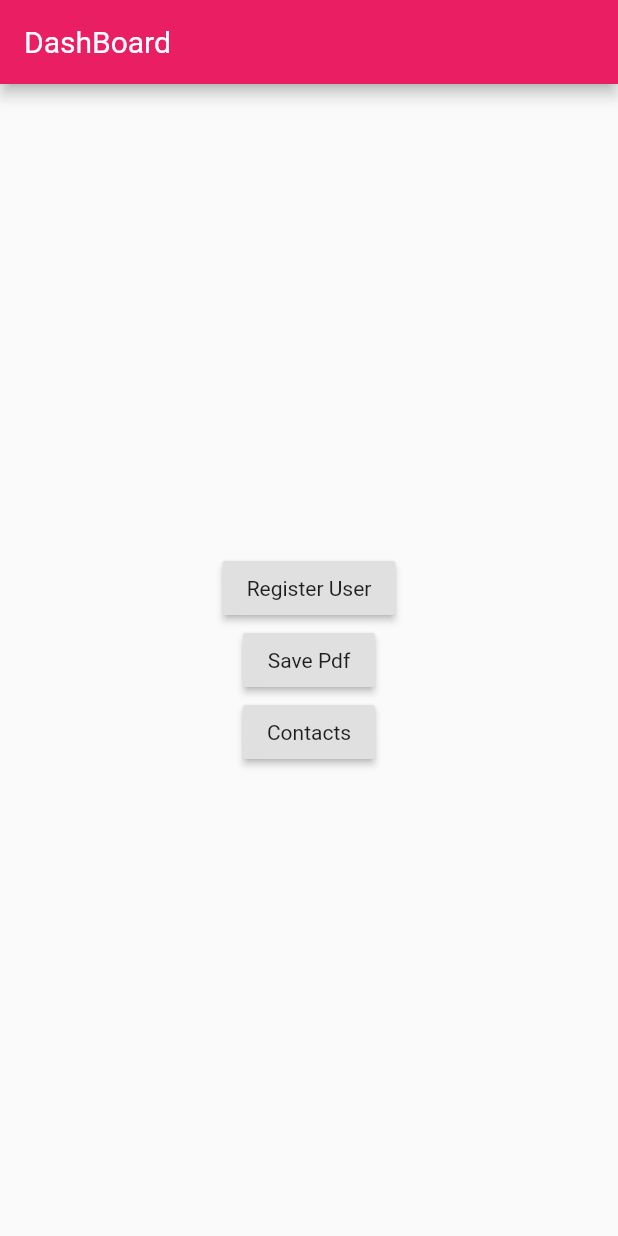
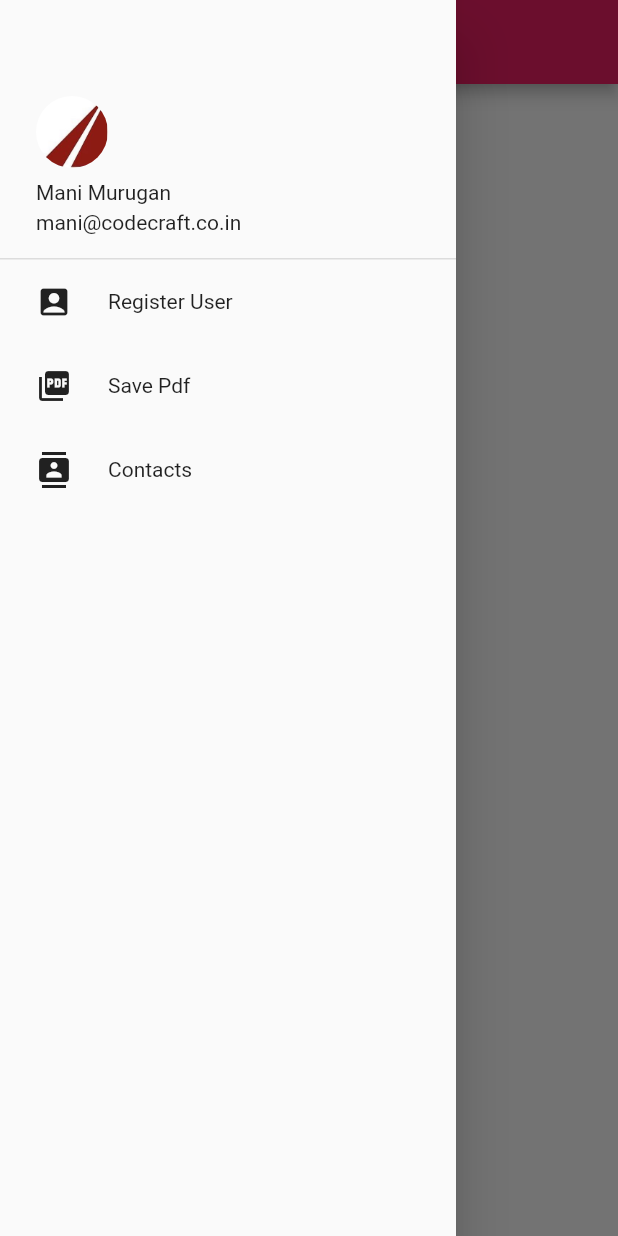
Before and after one commit to ManiCodeCraft/Samples, a Flutter app: the screen it shows after launch, with the side drawer open (before the commit the screen has no drawer), on a phone screen of 412 x 824 dp. Run offline on Flutter 3.47's test engine with Material 2 defaults, Android fonts, the phone set to English and light mode, and no system bars; our stand-ins replace email_validator, pdf, sqflite; missing offline and left inert: encrypt, flutter_full_pdf_viewer; accounts and stored records are empty; project files that could hold a hidden picture were left out.

Commit message:
added navigation drawer

```diff
--- a/lib/contact_list/contact_screen.dart
+++ b/lib/contact_list/contact_screen.dart
@@ -11,9 +11,9 @@ class ContactListScreen extends StatelessWidget {
     final ContactRepo bloc = BlocProvider.of<ContactRepo>(context);
     bloc.fetchContact();
     return Scaffold(
-        appBar: AppBar(
+        /*appBar: AppBar(
           title: Text(Strings.CONTACTS),
-        ),
+        ),*/
         body: StreamBuilder<List<Contact>>(
           stream: bloc.contactStream,
           builder:
--- a/lib/dashboard.dart
+++ b/lib/dashboard.dart
@@ -2,7 +2,13 @@ import 'dart:convert';
 
 import 'package:flutter/material.dart';
 import 'package:flutter/services.dart';
+import 'package:flutter_app/bloc_provider.dart';
+import 'package:flutter_app/contact_list/contact_screen.dart';
+import 'package:flutter_app/drawer_bloc.dart';
+import 'package:flutter_app/drawer_layout.dart';
+import 'package:flutter_app/registration/register_user.dart';
 import 'package:flutter_app/save_pdf/save_data_repo.dart';
+import 'package:flutter_app/save_pdf/save_pdf_data.dart';
 import 'package:flutter_app/user.dart';
 import 'package:flutter_app/utility/constants.dart';
 import 'package:flutter_app/utility/strings.dart';
@@ -12,11 +18,29 @@ class DashboardScreen extends StatelessWidget {
 
   @override
   Widget build(BuildContext context) {
+    final DrawerBloc bloc = BlocProvider.of<DrawerBloc>(context);
     return Scaffold(
         appBar: AppBar(
-        title: Text(Strings.DASHBOARD),
+          title: StreamBuilder<String>(
+              stream: bloc.currentPageStream,
+              initialData: 'Home',
+              builder: (BuildContext context, AsyncSnapshot<String> snapshot) {
+                if (snapshot.hasData) {
+                  switch (snapshot.data) {
+                    case Strings.REGISTER_USER:
+                    case Strings.CONTACTS:
+                      return Text(snapshot.data);
+                      break;
+                    default:
+                      return Text(Strings.DASHBOARD);
+                  }
+                } else {
+                  return Text(Strings.DASHBOARD);
+                }
+              }),
         ),
-      body: Center(
+        /*drawer: Drawer(
+          child: Center(
             child: Column(
               mainAxisAlignment: MainAxisAlignment.center,
               crossAxisAlignment: CrossAxisAlignment.center,
@@ -24,12 +48,14 @@ class DashboardScreen extends StatelessWidget {
                 RaisedButton(
                   child: Text(Strings.REGISTER_USER),
                   onPressed: () {
+                    Navigator.of(context).pop();
                     Navigator.pushNamed(context, Constants.REGISTER_USER_ROUTE);
                   },
                 ),
                 RaisedButton(
                   child: Text(Strings.SAVE_PDF),
                   onPressed: () async {
+                    Navigator.of(context).pop();
                     final List<PolicyIdCard> idList =
                         await repo.getDbData('0401-27-2001-67006');
                     if (idList.isNotEmpty) {
@@ -45,16 +71,44 @@ class DashboardScreen extends StatelessWidget {
                 RaisedButton(
                   child: Text(Strings.CONTACTS),
                   onPressed: () {
+                    Navigator.of(context).pop();
                     Navigator.pushNamed(context, Constants.CONTACT_LIST_ROUTE);
                   },
                 )
               ],
             ),
           ),
+        ),*/
+        drawer: DrawerLayout(),
+        body: StreamBuilder<String>(
+          stream: bloc.currentPageStream,
+          initialData: 'Home',
+          builder: (BuildContext context, AsyncSnapshot<String> snapshot) {
+            if (snapshot.hasData) {
+              switch (snapshot.data) {
+                case Strings.REGISTER_USER:
+                  return RegisterUser();
+                  break;
+                case Strings.CONTACTS:
+                  return ContactListScreen();
+                  break;
+                default:
+                  return _getDefaultLayout();
+              }
+            } else {
+              return _getDefaultLayout();
+            }
+          },
+        ));
+  }
+
+  Widget _getDefaultLayout() {
+    return const Center(
+      child: Text('Home page'),
     );
   }
 
-  Future<bool> _showAlert(BuildContext context) async {
+ /* Future<bool> _showAlert(BuildContext context) async {
     return showDialog(
         context: context,
         builder: (BuildContext context) {
@@ -97,5 +151,5 @@ class DashboardScreen extends StatelessWidget {
         imageString);
     await repo.insertToDb(idCard);
     Navigator.pushNamed(context, Constants.SAVE_PDF_ROUTE, arguments: idCard);
+  }*/
 }
-}
--- /dev/null
+++ b/lib/drawer_bloc.dart
@@ -0,0 +1,18 @@
+import 'dart:async';
+
+import 'package:flutter_app/bloc.dart';
+
+class DrawerBloc implements Bloc {
+  final StreamController<String> _controller = StreamController<String>.broadcast();
+
+  Stream<String> get currentPageStream => _controller.stream;
+
+  void updatePage(String selectedPage) {
+    _controller.sink.add(selectedPage);
+  }
+
+  @override
+  void dispose() {
+    _controller.close();
+  }
+}
--- /dev/null
+++ b/lib/drawer_layout.dart
@@ -0,0 +1,160 @@
+import 'dart:convert';
+
+import 'package:flutter/material.dart';
+import 'package:flutter/services.dart';
+import 'package:flutter_app/save_pdf/save_data_repo.dart';
+import 'package:flutter_app/user.dart';
+import 'package:flutter_app/utility/constants.dart';
+import 'package:flutter_app/utility/strings.dart';
+
+import 'bloc_provider.dart';
+import 'drawer_bloc.dart';
+
+typedef DrawerItemTap = void Function();
+
+class DrawerLayout extends StatelessWidget {
+  final SaveDataRepo repo = SaveDataRepo();
+
+  @override
+  Widget build(BuildContext context) {
+    final DrawerBloc bloc = BlocProvider.of<DrawerBloc>(context);
+    return Drawer(
+      child: Column(
+        children: <Widget>[
+          _getHeader(),
+          Container(
+            height: 1,
+            color: Colors.black12,
+          ),
+          _getDrawerItem(Icons.account_box, Strings.REGISTER_USER, () {
+            Navigator.of(context).pop();
+           bloc.updatePage(Strings.REGISTER_USER);
+          }),
+          _getDrawerItem(
+            Icons.picture_as_pdf,
+            Strings.SAVE_PDF,
+            () async {
+              Navigator.of(context).pop();
+              final List<PolicyIdCard> idList =
+                  await repo.getDbData('0401-27-2001-67006');
+              if (idList.isNotEmpty) {
+                Navigator.pushNamed(context, Constants.SAVE_PDF_ROUTE,
+                    arguments: idList.first);
+              } else {
+                if (await _showAlert(context)) {
+                  await _insertToDb(context);
+                }
+              }
+            },
+          ),
+          _getDrawerItem(Icons.contacts, Strings.CONTACTS, () {
+            Navigator.of(context).pop();
+            bloc.updatePage(Strings.CONTACTS);
+          }),
+        ],
+      ),
+    );
+  }
+
+  Widget _getHeader() {
+    return Row(
+        // padding: const EdgeInsets.fromLTRB(0, 64, 0, 16),
+        children: <Widget>[
+          Padding(
+            padding: const EdgeInsets.fromLTRB(24, 64, 0, 16),
+            child: Column(
+              crossAxisAlignment: CrossAxisAlignment.start,
+              children: <Widget>[
+                Container(
+                  height: 48,
+                  width: 48,
+                  decoration: const BoxDecoration(
+                      shape: BoxShape.circle,
+                      image: DecorationImage(
+                        image: AssetImage(
+                          'images/logo.jpg',
+                        ),
+                      )),
+                ),
+                /*Image.asset(
+                  'images/mani_pic.png',
+                  height: 48,
+                  width: 48,
+                ),*/
+                const SizedBox(
+                  height: 8,
+                ),
+                const Text('Mani Murugan'),
+                const SizedBox(
+                  height: 4,
+                ),
+                const Text('mani@codecraft.co.in')
+              ],
+            ),
+          ),
+        ]);
+  }
+
+  Widget _getDrawerItem(IconData icon, String title, DrawerItemTap onTap) {
+    return GestureDetector(
+      child: Padding(
+        padding: const EdgeInsets.fromLTRB(24, 16, 0, 16),
+        child: Row(
+          children: <Widget>[
+            Icon(icon),
+            const SizedBox(
+              width: 24,
+            ),
+            Text(title)
+          ],
+        ),
+      ),
+      onTap: onTap,
+    );
+  }
+
+  Future<bool> _showAlert(BuildContext context) async {
+    return showDialog(
+        context: context,
+        builder: (BuildContext context) {
+          return AlertDialog(
+            title: const Text('ID card is not dowloaded yet'),
+            content: const Text('Would you like to download ?'),
+            actions: <Widget>[
+              FlatButton(
+                child: const Text('Yes'),
+                onPressed: () {
+                  Navigator.of(context).pop(true);
+                },
+              ),
+              FlatButton(
+                child: const Text('No'),
+                onPressed: () {
+                  Navigator.of(context).pop(false);
+                },
+              )
+            ],
+          );
+        });
+  }
+
+  Future<void> _insertToDb(BuildContext context) async {
+    final ByteData image = await rootBundle.load('images/logo.jpg');
+    final String imageString = base64Encode(image.buffer.asUint8List());
+    // print(imageString);
+    final PolicyIdCard idCard = PolicyIdCard(
+        '0401-27-2001-67006',
+        'COROLLA',
+        'TOYOTA',
+        2009,
+        'REYNA REYNOSA',
+        '5700 Cowles Mountain Blvd #E141\nLa Mesa CA 91942',
+        '08/07/2019',
+        '02/07/2020',
+        'JTDBL40EX9J022713',
+        'NAIC #38342',
+        imageString);
+    await repo.insertToDb(idCard);
+    Navigator.pushNamed(context, Constants.SAVE_PDF_ROUTE, arguments: idCard);
+  }
+}
--- a/lib/main.dart
+++ b/lib/main.dart
@@ -3,6 +3,7 @@ import 'package:flutter_app/bloc_provider.dart';
 import 'package:flutter_app/contact_list/contact_repo.dart';
 import 'package:flutter_app/contact_list/contact_screen.dart';
 import 'package:flutter_app/dashboard.dart';
+import 'package:flutter_app/drawer_bloc.dart';
 import 'package:flutter_app/registration/register_user.dart';
 import 'package:flutter_app/save_pdf/save_pdf_data.dart';
 import 'package:flutter_app/utility/constants.dart';
@@ -17,6 +18,8 @@ class MyApp extends StatelessWidget {
   Widget build(BuildContext context) {
     return BlocProvider<ContactRepo>(
         bloc: ContactRepo(),
+        child: BlocProvider<DrawerBloc>(
+            bloc: DrawerBloc(),
             child: MaterialApp(
               title: 'Mercury Sample',
               theme: ThemeData(
@@ -24,7 +27,8 @@ class MyApp extends StatelessWidget {
               ),
               initialRoute: Constants.HOME_ROUTE,
               routes: <String, WidgetBuilder>{
-            Constants.HOME_ROUTE: (BuildContext context) => DashboardScreen(),
+                Constants.HOME_ROUTE: (BuildContext context) =>
+                    DashboardScreen(),
                 Constants.REGISTER_USER_ROUTE: (BuildContext context) =>
                     RegisterUser(),
                 Constants.SAVE_PDF_ROUTE: (BuildContext context) =>
@@ -32,7 +36,7 @@ class MyApp extends StatelessWidget {
                 Constants.CONTACT_LIST_ROUTE: (BuildContext context) =>
                     ContactListScreen(),
               },
-        ));
+            )));
   }
 }
 /*
--- a/lib/registration/register_user.dart
+++ b/lib/registration/register_user.dart
@@ -29,9 +29,9 @@ class _RegisterUserState extends State<RegisterUser> {
     return Scaffold(
         key: _scaffoldKey,
         // resizeToAvoidBottomInset: false,
-        appBar: AppBar(
+       /* appBar: AppBar(
           title: Text(Strings.REGISTER_USER),
-        ),
+        ),*/
         body: Container(
           padding: const EdgeInsets.all(16.0),
           child: Form(
```
Lines whose indentation alone changed are shown as unchanged.
